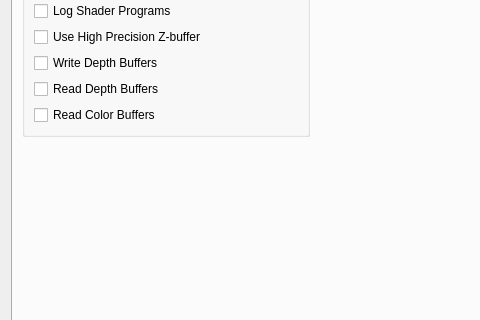
Old version of the form rpcs3/rpcs3qt/settings_dialog.ui in the repository RPCS3/rpcs3; both pictures show x 0 to 480 and y 152 to 472 of the 626 by 673 pixel window.
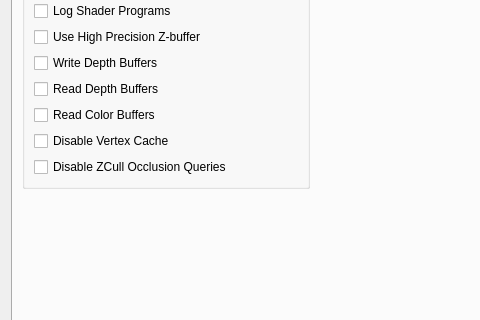
New version of the form. The open tabs and pages were chosen to show the change. Icons and pictures are not drawn.

Commit message: ui: Move disable vertex cache to debug. Also add an option to disable zcull emulation in the debugger

What changed in the file:
```diff
--- a/rpcs3/rpcs3qt/settings_dialog.ui
+++ b/rpcs3/rpcs3qt/settings_dialog.ui
@@ -490,13 +490,6 @@
               </property>
              </widget>
             </item>
-            <item>
-             <widget class="QCheckBox" name="disableVertexCache">
-              <property name="text">
-               <string>Disable Vertex Cache</string>
-              </property>
-             </widget>
-            </item>
            </layout>
           </widget>
          </item>
@@ -1361,6 +1354,20 @@
               </property>
              </widget>
             </item>
+            <item>
+             <widget class="QCheckBox" name="disableVertexCache">
+              <property name="text">
+               <string>Disable Vertex Cache</string>
+              </property>
+             </widget>
+            </item>
+            <item>
+             <widget class="QCheckBox" name="disableHwOcclusionQueries">
+              <property name="text">
+               <string>Disable ZCull Occlusion Queries</string>
+              </property>
+             </widget>
+            </item>
            </layout>
           </widget>
          </item>
```
Left out of the diff: 2 changed lines with no effect on the pictures. The commit also changes 5 other files.
